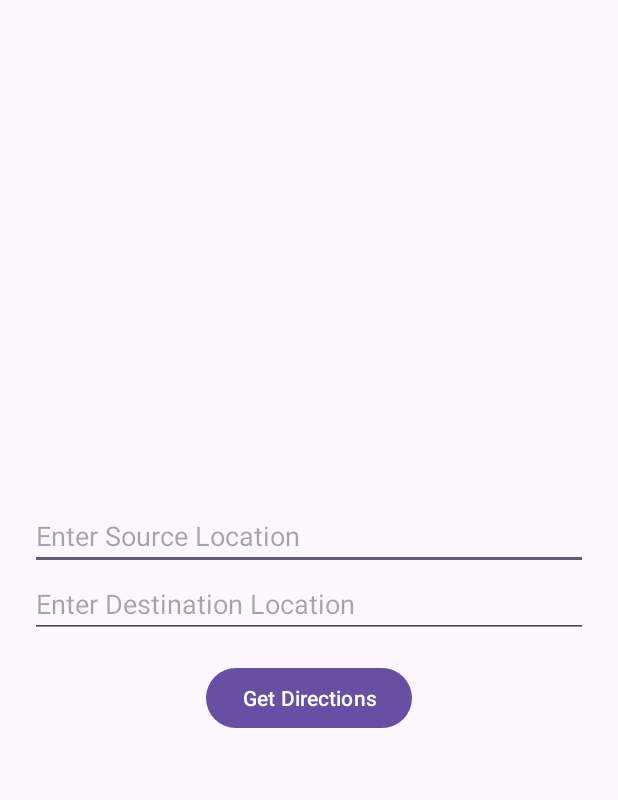
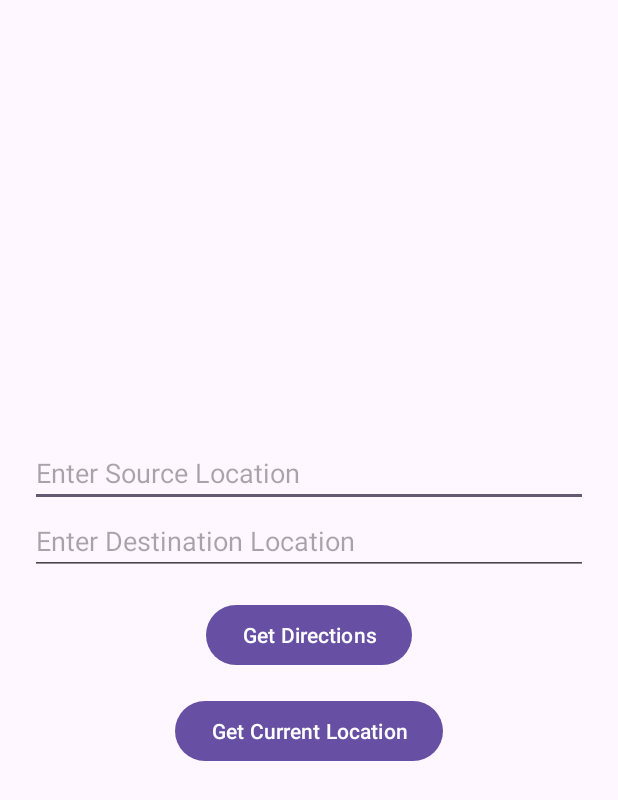
Before and after one commit to priyalrdesai99/geo_reminder, an Android app: the layout activity_main.xml on its own in the app's theme, with its tools: preview values and no code run, on a phone screen of 412 x 824 dp. Shown: the top 800 px of the screen. Run offline under Robolectric (Android 15) with nearby library versions, the phone set to English and light mode, and no system bars.

Commit message:
Live User Location Monitoring with directions complete

```diff
--- /dev/null
+++ b/app/src/main/res/drawable/rounded_background.xml
@@ -0,0 +1,6 @@
+<?xml version="1.0" encoding="utf-8"?>
+    <shape xmlns:android="http://schemas.android.com/apk/res/android"
+        android:shape="rectangle">
+        <solid android:color="@android:color/black" />
+        <corners android:radius="12dp" /> <!-- Adjust the radius for the desired curve -->
+    </shape>
--- a/app/src/main/res/layout/activity_main.xml
+++ b/app/src/main/res/layout/activity_main.xml
@@ -26,5 +26,16 @@
         android:layout_height="wrap_content"
         android:text="Get Directions"
         android:layout_marginTop="16dp"/>
+    <Button
+        android:id="@+id/getLocationBtn"
+        android:layout_width="wrap_content"
+        android:layout_height="wrap_content"
+        android:text="Get Current Location"
+        android:layout_marginTop="16dp"/>
+
+    <TextView
+        android:id="@+id/locationTxt"
+        android:layout_width="wrap_content"
+        android:layout_height="wrap_content"/>
 
 </LinearLayout>
--- a/app/src/main/res/values/strings.xml
+++ b/app/src/main/res/values/strings.xml
@@ -2,4 +2,5 @@
     <string name="app_name">geo_reminder</string>
     <string name="api_key">AIzaSyCKw9nR_kYnCiCl88ZDarzV2hCp_sjw-kE</string>
     <string name="title_activity_maps">MapsActivity</string>
+    <string name="location_format">Current Location: %1$.6f, %2$.6f</string>
 </resources>
```
Also changed, not shown: app/src/main/java/com/example/geo_reminder/MainActivity.java (+64 -1 lines), app/src/main/java/com/example/geo_reminder/MapsActivity.java (+9 -0 lines), app/src/main/res/layout/activity_maps.xml (+24 -5 lines).
